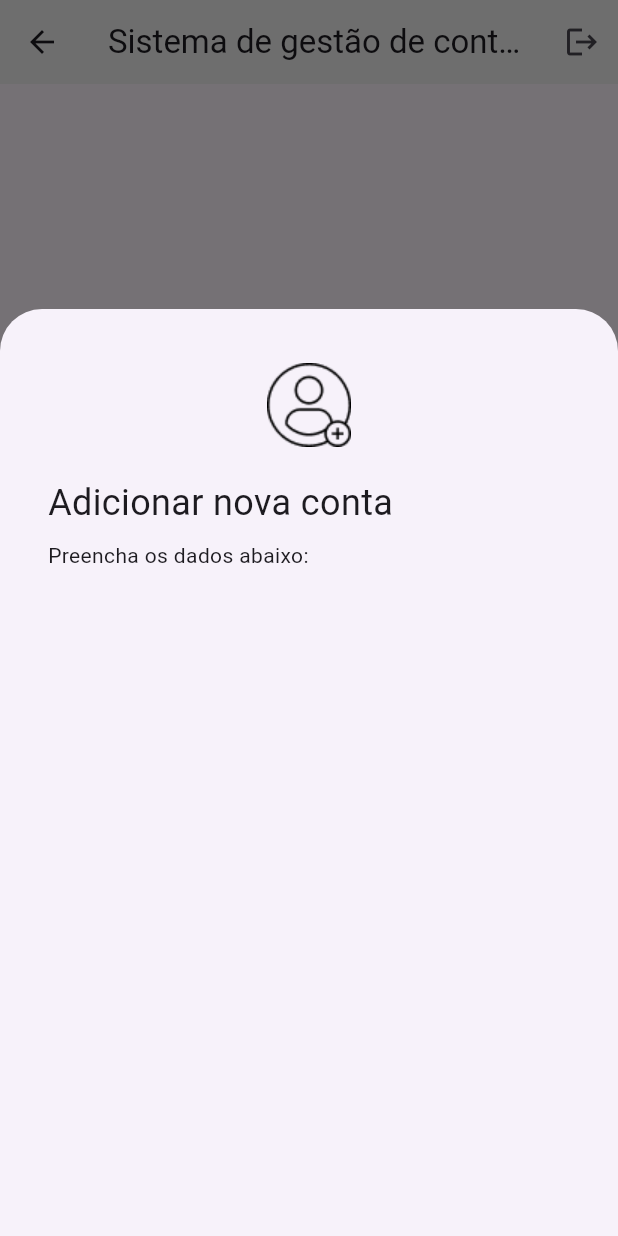
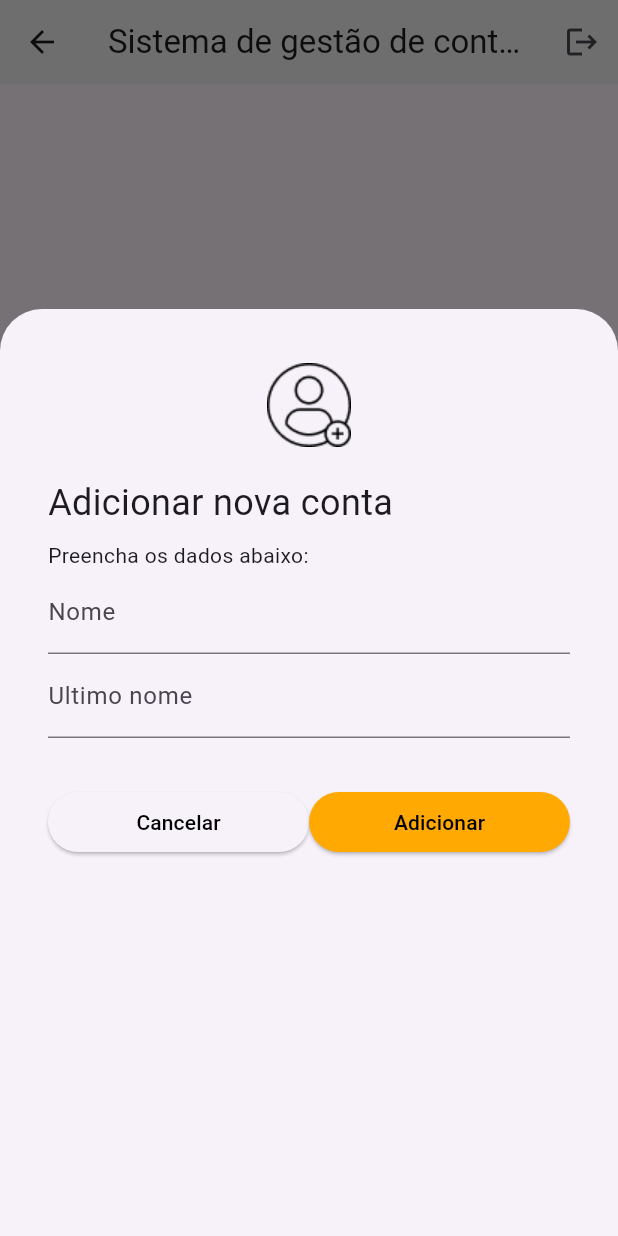
Before and after one commit to leonardo-silva/flutter-banco-douro, a Flutter app: the HomeScreen screen opened by its route, after a tap on the "add" icon, on a phone screen of 412 x 824 dp. Run offline on Flutter 3.47's test engine with Material 3 defaults, Android fonts, the phone set to English and light mode, and no system bars; network calls fail.

Commit message:
feat: improving style for text and button widgets in AddAccountModal

```diff
--- a/lib/ui/widgets/add_account_modal.dart
+++ b/lib/ui/widgets/add_account_modal.dart
@@ -1,4 +1,5 @@
 import 'package:flutter/material.dart';
+import 'package:flutter_banco_douro/ui/styles/colors.dart';
 
 class AddAccountModal extends StatelessWidget {
   const AddAccountModal({super.key});
@@ -26,6 +27,37 @@
             "Preencha os dados abaixo:",
             style: TextStyle(fontSize: 14, fontWeight: FontWeight.w400),
           ),
+          TextFormField(decoration: InputDecoration(label: Text("Nome"))),
+          TextFormField(
+            decoration: InputDecoration(label: Text("Ultimo nome")),
+          ),
+          SizedBox(height: 32),
+          Row(
+            children: [
+              Expanded(
+                //The widget Expanded expands the elements to the maximum width, since we can not use CrossAxisAlignment.stretch for the row, in this case.
+                child: ElevatedButton(
+                  onPressed: () {},
+                  child: Text(
+                    "Cancelar",
+                    style: TextStyle(color: Colors.black),
+                  ),
+                ),
+              ),
+              Expanded(
+                child: ElevatedButton(
+                  onPressed: () {},
+                  style: ButtonStyle(
+                    backgroundColor: WidgetStatePropertyAll(AppColor.orange),
+                  ),
+                  child: Text(
+                    "Adicionar",
+                    style: TextStyle(color: Colors.black),
+                  ),
+                ),
+              ),
+            ],
+          ),
         ],
       ),
     );
```
